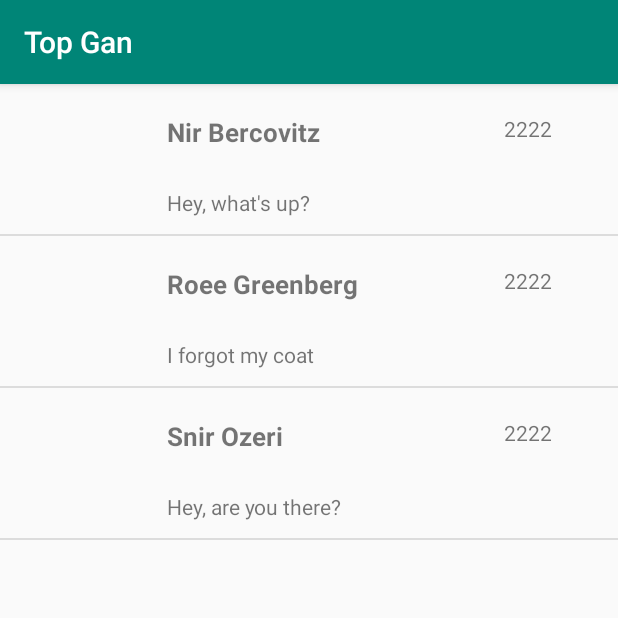
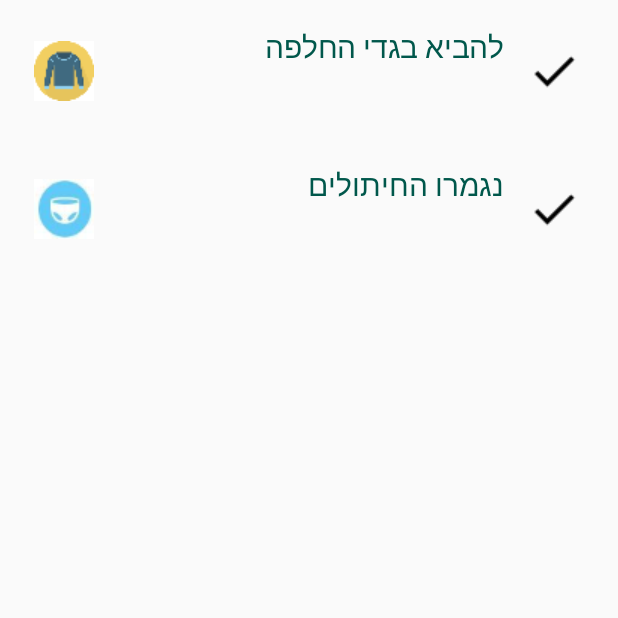
Before and after one commit to NirBercovic/TopGan, an Android app: the screen it shows after launch (MainScreenActivity before the commit, MessageParentsActivity after it), on a phone screen of 412 x 824 dp, the top half of it. Run offline under Robolectric (Android 15) with nearby library versions, the phone set to English and light mode, and no system bars.

Commit message:
reminder adapter done

```diff
--- a/app/src/main/AndroidManifest.xml
+++ b/app/src/main/AndroidManifest.xml
@@ -10,7 +10,8 @@
         android:roundIcon="@mipmap/ic_launcher_round"
         android:supportsRtl="true"
         android:theme="@style/AppTheme">
-        <activity android:name=".MainScreenActivity">
+
+        <activity android:name=".MessageParentsScreen.MessageParentsActivity">
             <intent-filter>
                 <action android:name="android.intent.action.MAIN" />
 
@@ -18,7 +19,7 @@
             </intent-filter>
         </activity>
         <activity android:name=".ChildDetailsScreen.ChildDetailsActivity" />
-        <activity android:name=".MessageParentsScreen.MessageParentsActivity"></activity>
+     <!--   <activity android:name=".MessageParentsScreen.MessageParentsActivity"></activity> -->
     </application>
 
 </manifest>
--- a/app/src/main/java/com/topgan/MainScreenActivity.java
+++ b/app/src/main/java/com/topgan/MainScreenActivity.java
@@ -65,7 +65,7 @@ public class MainScreenActivity extends AppCompatActivity {
         message2.setLastMessage("I forgot my coat");
 
         message3.setPrivateName("Snir");
-        message3.setLastName("Ozeri");
+        message3.setLastName("Ozery");
         message3.setLastMessage("Hey, are you there?");
 
         messages.add(message1);
--- a/app/src/main/java/com/topgan/MessageParentsScreen/MessageParentsActivity.java
+++ b/app/src/main/java/com/topgan/MessageParentsScreen/MessageParentsActivity.java
@@ -6,11 +6,15 @@ import android.support.v7.widget.LinearLayoutManager;
 import android.support.v7.widget.RecyclerView;
 import com.topgan.R;
 
+import java.util.ArrayList;
+
 public class MessageParentsActivity extends AppCompatActivity {
 
     private RecyclerView recyclerView;
     private RecyclerView.Adapter mAdapter;
     private RecyclerView.LayoutManager layoutManager;
+
+    ArrayList<Reminder> reminderList;
 
     @Override
     protected void onCreate(Bundle savedInstanceState) {
@@ -18,6 +22,32 @@ public class MessageParentsActivity extends AppCompatActivity {
         setContentView(R.layout.activity_message_parents);
         recyclerView = (RecyclerView) findViewById(R.id.my_recycler_view);
 
+        Reminder re0 = new Reminder("להביא בגדי החלפה",R.drawable.reminder0);
+        Reminder re1 = new Reminder("נגמרו החיתולים",R.drawable.reminder1);
+        /*Reminder re2 = new Reminder("להביא חלב",2);
+        Reminder re3 = new Reminder("להביא סדין חדש ביום ראשון",3);
+        Reminder re4 = new Reminder("המוצץ נעלם",4);
+        Reminder re5 = new Reminder("יש להביא מגבונים",5);
+        Reminder re6 = new Reminder("הילד הרביץ",6);
+        Reminder re7 = new Reminder("הילד חולה",7);
+        Reminder re8 = new Reminder("הילד אבא של שבת",8);
+        Reminder re9 = new Reminder("הילד ננשך",9);
+        Reminder re10 = new Reminder("הילד לא הגיע היום",10);
+        Reminder re11 = new Reminder("התנהג יפה ",11);*/
+
+        reminderList = new ArrayList<>();
+        reminderList.add(re0);
+        reminderList.add(re1);
+      /*  reminderList.add(re2);
+        reminderList.add(re3);
+        reminderList.add(re4);
+        reminderList.add(re5);
+        reminderList.add(re6);
+        reminderList.add(re7);
+        reminderList.add(re8);
+        reminderList.add(re9);
+        reminderList.add(re10);
+        reminderList.add(re11);*/
 
 
         // use this setting to improve performance if you know that changes
@@ -29,7 +59,7 @@ public class MessageParentsActivity extends AppCompatActivity {
         recyclerView.setLayoutManager(layoutManager);
 
         // specify an adapter (see also next example)
-//        mAdapter = new ReminderAdapter(myDataset, context);
+        mAdapter = new ReminderAdapter(reminderList, MessageParentsActivity.this);
         recyclerView.setAdapter(mAdapter);
     }
 }
--- a/app/src/main/java/com/topgan/MessageParentsScreen/Reminder.java
+++ b/app/src/main/java/com/topgan/MessageParentsScreen/Reminder.java
@@ -3,7 +3,26 @@ package com.topgan.MessageParentsScreen;
 public class Reminder {
 
     String reminderTitle;
-    String reminderRecurrence;
     int photoId;
 
+    public Reminder(String reminderTitle, int photoId) {
+        this.reminderTitle = reminderTitle;
+        this.photoId = photoId;
+    }
+
+    public String getReminderTitle() {
+        return reminderTitle;
+    }
+
+    public void setReminderTitle(String reminderTitle) {
+        this.reminderTitle = reminderTitle;
+    }
+
+    public int getPhotoId() {
+        return photoId;
+    }
+
+    public void setPhotoId(int photoId) {
+        this.photoId = photoId;
+    }
 }
--- a/app/src/main/java/com/topgan/MessageParentsScreen/ReminderAdapter.java
+++ b/app/src/main/java/com/topgan/MessageParentsScreen/ReminderAdapter.java
@@ -18,14 +18,14 @@ public class ReminderAdapter extends RecyclerView.Adapter<ReminderAdapter.MyView
 
     public static class MyViewHolder extends RecyclerView.ViewHolder {
         // each data item is just a string in this case
-        public TextView tvTitle, tvReoccurance;
+        public TextView tvTitle;
         public ImageView ivPhotoId, ivChecked;
 
         public MyViewHolder(View v) {
             super(v);
 
             tvTitle = itemView.findViewById(R.id.tvReminderTitle);
-            tvReoccurance = itemView.findViewById(R.id.tvReoccurance);
+            //tvRecurrence = itemView.findViewById(R.id.tvRecurrence);
             ivChecked = itemView.findViewById(R.id.ivChecked);
             ivPhotoId = itemView.findViewById(R.id.ivPhotoId);
         }
@@ -55,7 +55,7 @@ public class ReminderAdapter extends RecyclerView.Adapter<ReminderAdapter.MyView
         if (item != null) {
 
             holder.tvTitle.setText(item.reminderTitle);
-            holder.tvReoccurance.setText(item.reminderRecurrence);
+            //holder.tvRecurrence.setText(item.reminderRecurrence);
             holder.ivPhotoId.setImageResource(item.photoId);
 
         }
--- a/app/src/main/res/layout/reminder_item.xml
+++ b/app/src/main/res/layout/reminder_item.xml
@@ -1,7 +1,8 @@
 <?xml version="1.0" encoding="utf-8"?>
-<LinearLayout
-    xmlns:android="http://schemas.android.com/apk/res/android" android:layout_width="match_parent"
-    android:layout_height="match_parent">
+<LinearLayout xmlns:android="http://schemas.android.com/apk/res/android"
+    android:layout_width="match_parent"
+    android:layout_height="wrap_content"
+    xmlns:tools="http://schemas.android.com/tools">
 
     <LinearLayout
         android:layout_width="match_parent"
@@ -13,14 +14,14 @@
             android:id="@+id/ivPhotoId"
             android:layout_width="0dp"
             android:layout_height="match_parent"
-            android:scaleType="fitCenter"
+            android:scaleType="center"
             android:layout_marginTop="4dp"
             android:layout_marginLeft="4dp"
             android:layout_marginRight="4dp"
             android:layout_marginBottom="4dp"
             android:background="#fafafa"
             android:layout_weight="20"
-            android:src="@drawable/diaper"/>
+            tools:src="@drawable/reminder1"/>
 
         <LinearLayout
             android:layout_width="0dp"
@@ -34,19 +35,19 @@
                 android:id="@+id/tvReminderTitle"
                 android:layout_width="fill_parent"
                 android:layout_height="0dp"
-                android:layout_weight="400"
+                android:layout_weight="600"
                 android:layout_marginTop="5dp"
                 android:layout_marginLeft="10dp"
                 android:text="Reminder Title"
                 android:textColor="@color/colorPrimaryDark"
                 android:textSize="20sp" />
             <TextView
-                android:id="@+id/tvReoccurance"
+                android:id="@+id/tvRecurrence"
                 android:layout_width="match_parent"
                 android:layout_height="0dp"
                 android:layout_weight="300"
                 android:layout_marginLeft="10dp"
-                android:text="automatic:"
+                android:text=""
                 android:textColor="@color/colorPrimaryDark"
                 android:textStyle="italic"
                 android:textSize="15sp" />
@@ -56,7 +57,7 @@
             android:id="@+id/ivChecked"
             android:layout_width="0dp"
             android:layout_height="match_parent"
-            android:scaleType="fitCenter"
+            android:scaleType="center"
             android:layout_marginTop="4dp"
             android:layout_marginLeft="4dp"
             android:layout_marginRight="4dp"
--- a/app/src/main/res/values/styles.xml
+++ b/app/src/main/res/values/styles.xml
@@ -1,7 +1,7 @@
 <resources>
 
     <!-- Base application theme. -->
-    <style name="AppTheme" parent="Theme.AppCompat.Light.DarkActionBar">
+    <style name="AppTheme" parent="Theme.AppCompat.Light.NoActionBar">
         <!-- Customize your theme here. -->
         <item name="colorPrimary">@color/colorPrimary</item>
         <item name="colorPrimaryDark">@color/colorPrimaryDark</item>
```
Also changed, not shown: app/src/main/res/drawable/reminder0.png (renamed from app/src/main/res/drawable/reminder8.png).
